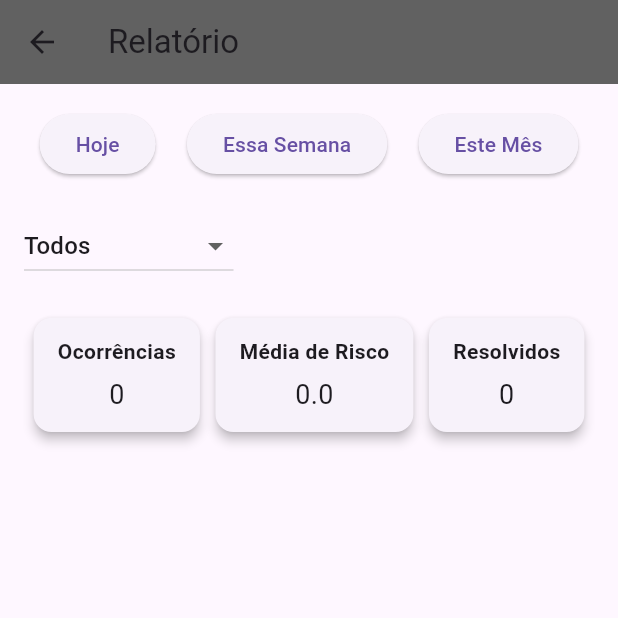
After one commit to Otavio66/App-2-, a Flutter app: the TelaInicial screen opened by its route, after a tap on "RELATÓRIO", on a phone screen of 412 x 824 dp, the top half of it. The commit adds this screen. Run offline on Flutter 3.47's test engine with Material 3 defaults, Android fonts, the phone set to English and light mode, and no system bars; our stand-ins replace cloud_firestore, firebase_auth, firebase_core, firebase_messaging, flutter_local_notifications, geocoding and 2 more; accounts and stored records are empty.

Commit message:
tela de relatórios

```diff
--- a/flutter_application_1/lib/telas/tela_inicial.dart
+++ b/flutter_application_1/lib/telas/tela_inicial.dart
@@ -5,7 +5,8 @@ import 'tela_totais.dart';
 import 'tela_ativos.dart';
 import 'tela_resolvidos.dart';
 import 'tela_perfil.dart';
-import 'tela_mapa.dart'; // <-- IMPORTAÇÃO DA NOVA TELA
+import 'tela_mapa.dart';
+import 'tela_relatorio.dart';
 
 class TelaInicial extends StatelessWidget {
   final String nomeUsuario;
@@ -45,10 +46,11 @@ class TelaInicial extends StatelessWidget {
               Navigator.push(
                 context,
                 MaterialPageRoute(
-                  builder: (_) => TelaPerfil(
-                    nomeUsuario: nomeUsuario,
-                    emailUsuario: emailUsuario,
-                  ),
+                  builder:
+                      (_) => TelaPerfil(
+                        nomeUsuario: nomeUsuario,
+                        emailUsuario: emailUsuario,
+                      ),
                 ),
               );
             },
@@ -87,6 +89,27 @@ class TelaInicial extends StatelessWidget {
               icon: const Icon(Icons.location_on),
               label: const Text(
                 'MAPA',
+                style: TextStyle(fontWeight: FontWeight.bold, fontSize: 18),
+              ),
+            ),
+            const SizedBox(height: 20),
+            ElevatedButton.icon(
+              style: ElevatedButton.styleFrom(
+                backgroundColor: Colors.black87,
+                shape: RoundedRectangleBorder(
+                  borderRadius: BorderRadius.circular(25),
+                ),
+                minimumSize: Size(screenWidth * 0.6, 50),
+              ),
+              onPressed: () {
+                Navigator.push(
+                  context,
+                  MaterialPageRoute(builder: (_) => const TelaRelatorio()),
+                );
+              },
+              icon: const Icon(Icons.analytics_outlined),
+              label: const Text(
+                'RELATÓRIO',
                 style: TextStyle(fontWeight: FontWeight.bold, fontSize: 18),
               ),
             ),
--- a/flutter_application_1/lib/telas/tela_login.dart
+++ b/flutter_application_1/lib/telas/tela_login.dart
@@ -58,15 +58,6 @@ class _TelaLoginState extends State<TelaLogin> {
           child: Column(
             mainAxisAlignment: MainAxisAlignment.center,
             children: [
-              Container(
-                decoration: BoxDecoration(
-                  color: Colors.grey[700],
-                  borderRadius: BorderRadius.circular(50),
-                  border: Border.all(color: Colors.white, width: 3),
-                ),
-                padding: const EdgeInsets.all(20),
-                child: const Icon(Icons.bolt, size: 70, color: Colors.white),
-              ),
               const SizedBox(height: 20),
               Container(
                 width: 300,
@@ -156,7 +147,8 @@ class _TelaLoginState extends State<TelaLogin> {
                       onPressed: () {
                         showDialog(
                           context: context,
-                          builder: (context) => AlertDialog(
+                          builder:
+                              (context) => AlertDialog(
                                 title: const Text('Suporte'),
                                 content: const Text(
                                   'Entre em contato com o time de suporte:\n\n'
@@ -165,7 +157,8 @@ class _TelaLoginState extends State<TelaLogin> {
                                 ),
                                 actions: [
                                   TextButton(
-                                onPressed: () => Navigator.of(context).pop(),
+                                    onPressed:
+                                        () => Navigator.of(context).pop(),
                                     child: const Text('Fechar'),
                                   ),
                                 ],
@@ -180,7 +173,6 @@ class _TelaLoginState extends State<TelaLogin> {
                         ),
                       ),
                     ),
-
                   ],
                 ),
               ),
--- /dev/null
+++ b/flutter_application_1/lib/telas/tela_relatorio.dart
@@ -0,0 +1,150 @@
+import 'package:flutter/material.dart';
+import 'package:cloud_firestore/cloud_firestore.dart';
+
+class TelaRelatorio extends StatefulWidget {
+  const TelaRelatorio({super.key});
+
+  @override
+  State<TelaRelatorio> createState() => _TelaRelatorioState();
+}
+
+class _TelaRelatorioState extends State<TelaRelatorio> {
+  String periodoSelecionado = 'Hoje';
+  String tipoRiscoSelecionado = 'Todos';
+
+  final List<String> periodos = ['Hoje', 'Essa Semana', 'Este Mês'];
+  final List<String> tiposRisco = [
+    'Todos',
+    'Risco Elétrico',
+    'Risco de Queda',
+    'Risco Estrutural',
+    'Outros',
+  ];
+
+  int totalOcorrencias = 0;
+  double mediaRisco = 0;
+  int resolvidos = 0;
+
+  @override
+  void initState() {
+    super.initState();
+    _carregarDados();
+  }
+
+  void _carregarDados() async {
+    DateTime agora = DateTime.now();
+    DateTime inicio;
+
+    if (periodoSelecionado == 'Hoje') {
+      inicio = DateTime(agora.year, agora.month, agora.day);
+    } else if (periodoSelecionado == 'Essa Semana') {
+      inicio = agora.subtract(const Duration(days: 7));
+    } else {
+      inicio = agora.subtract(const Duration(days: 30));
+    }
+
+    Query query = FirebaseFirestore.instance
+        .collection('registro_riscos')
+        .where('createdAt', isGreaterThanOrEqualTo: inicio);
+
+    if (tipoRiscoSelecionado != 'Todos') {
+      query = query.where('categoria', isEqualTo: tipoRiscoSelecionado);
+    }
+
+    final snapshot = await query.get();
+    final docs = snapshot.docs;
+
+    int total = docs.length;
+    int resolvidosLocal = 0;
+    double somaRisco = 0;
+
+    for (var doc in docs) {
+      final data = doc.data() as Map<String, dynamic>;
+      final gravidade = (data['risco'] ?? 0).toInt();
+      final status = data['status'] ?? '';
+
+      if (status.toString().toLowerCase() == 'resolvido'.toLowerCase())
+        resolvidosLocal++;
+
+      somaRisco += gravidade;
+    }
+
+    setState(() {
+      totalOcorrencias = total;
+      resolvidos = resolvidosLocal;
+      mediaRisco = total > 0 ? somaRisco / total : 0;
+    });
+  }
+
+  @override
+  Widget build(BuildContext context) {
+    return Scaffold(
+      appBar: AppBar(
+        title: const Text('Relatório'),
+        backgroundColor: Colors.grey[700],
+      ),
+      body: Padding(
+        padding: const EdgeInsets.all(16.0),
+        child: Column(
+          crossAxisAlignment: CrossAxisAlignment.start,
+          children: [
+            Row(
+              mainAxisAlignment: MainAxisAlignment.spaceAround,
+              children:
+                  periodos.map((periodo) {
+                    return ElevatedButton(
+                      onPressed: () {
+                        setState(() {
+                          periodoSelecionado = periodo;
+                          _carregarDados();
+                        });
+                      },
+                      child: Text(periodo),
+                    );
+                  }).toList(),
+            ),
+            const SizedBox(height: 20),
+            DropdownButton<String>(
+              value: tipoRiscoSelecionado,
+              items:
+                  tiposRisco.map((tipo) {
+                    return DropdownMenuItem(value: tipo, child: Text(tipo));
+                  }).toList(),
+              onChanged: (novoTipo) {
+                setState(() {
+                  tipoRiscoSelecionado = novoTipo!;
+                  _carregarDados();
+                });
+              },
+            ),
+            const SizedBox(height: 20),
+            Row(
+              mainAxisAlignment: MainAxisAlignment.spaceEvenly,
+              children: [
+                _buildCard('Ocorrências', totalOcorrencias.toString()),
+                _buildCard('Média de Risco', mediaRisco.toStringAsFixed(1)),
+                _buildCard('Resolvidos', resolvidos.toString()),
+              ],
+            ),
+          ],
+        ),
+      ),
+    );
+  }
+
+  Widget _buildCard(String titulo, String valor) {
+    return Card(
+      elevation: 3,
+      child: Padding(
+        padding: const EdgeInsets.symmetric(vertical: 12, horizontal: 16),
+        child: Column(
+          children: [
+            Text(titulo, style: const TextStyle(fontWeight: FontWeight.bold)),
+            const SizedBox(height: 6),
+            Text(valor, style: const TextStyle(fontSize: 18)),
+          ],
+        ),
+      ),
+    );
+  }
+}
--- a/flutter_application_1/pubspec.yaml
+++ b/flutter_application_1/pubspec.yaml
@@ -46,6 +46,8 @@ dependencies:
   firebase_messaging: ^15.0.0
   flutter_local_notifications: ^17.0.0
   shared_preferences: ^2.2.3
+
+  fl_chart: ^0.66.0
 
 dev_dependencies:
   flutter_test:
```
Also changed, not shown: flutter_application_1/lib/telas/tela_perfil.dart (+2 -9 lines), flutter_application_1/pubspec.lock. Lines whose indentation alone changed are shown as unchanged.
